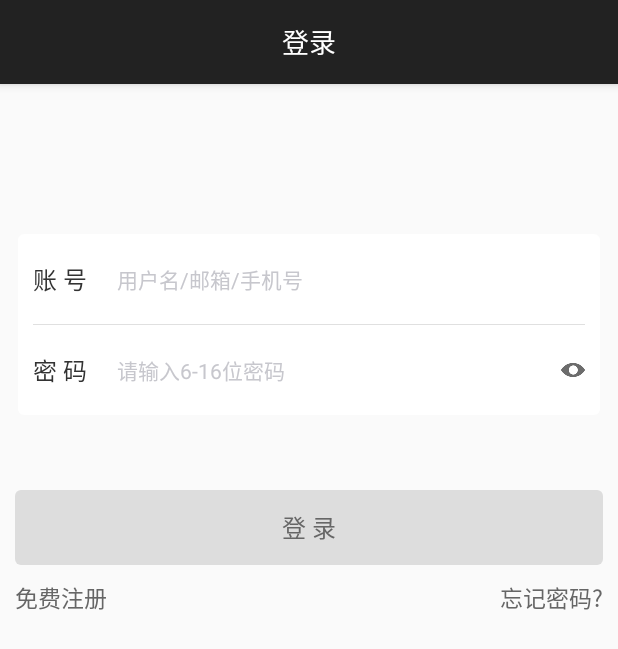
After one commit to xkdaq/android-one, an Android app: the layout activity_login.xml on its own in the app's theme, with its tools: preview values and no code run, on a phone screen of 412 x 824 dp. The commit adds this screen. Shown: the top 649 px of the screen. Run offline under Robolectric (Android 15) with nearby library versions, the phone set to English and light mode, and no system bars.

Commit message:
登录页面

```diff
--- /dev/null
+++ b/app/src/main/java/com/xuke/andoirdone/view/activity/LoginActivity.java
@@ -0,0 +1,24 @@
+package com.xuke.andoirdone.view.activity;
+
+import android.os.Bundle;
+
+import com.xuke.andoirdone.R;
+import com.zyw.horrarndoo.sdk.base.activity.BaseCompatActivity;
+
+/**
+ * Created by xuke on 2018/1/25.
+ */
+
+public class LoginActivity extends BaseCompatActivity {
+
+
+    @Override
+    protected int getLayoutId() {
+        return R.layout.activity_login;
+    }
+
+    @Override
+    protected void initView(Bundle savedInstanceState) {
+
+    }
+}
--- /dev/null
+++ b/app/src/main/res/drawable/shape_bg_finish.xml
@@ -0,0 +1,5 @@
+<?xml version="1.0" encoding="utf-8"?>
+<shape xmlns:android="http://schemas.android.com/apk/res/android">
+    <corners android:radius="4dp" />
+    <solid android:color="#dddddd" />
+</shape>
--- /dev/null
+++ b/app/src/main/res/drawable/shape_bg_round.xml
@@ -0,0 +1,5 @@
+<?xml version="1.0" encoding="utf-8"?>
+<shape xmlns:android="http://schemas.android.com/apk/res/android">
+    <corners android:radius="4dp" />
+    <solid android:color="#ffffff" />
+</shape>
--- /dev/null
+++ b/app/src/main/res/layout/activity_login.xml
@@ -0,0 +1,181 @@
+<?xml version="1.0" encoding="utf-8"?>
+<LinearLayout xmlns:android="http://schemas.android.com/apk/res/android"
+    xmlns:app="http://schemas.android.com/apk/res-auto"
+    xmlns:tools="http://schemas.android.com/tools"
+    android:layout_width="match_parent"
+    android:layout_height="match_parent"
+    android:fitsSystemWindows="true"
+    android:orientation="vertical"
+    tools:context="com.xuke.andoirdone.view.activity.MainActivity">
+
+    <android.support.design.widget.AppBarLayout
+        android:id="@+id/app_bar"
+        android:layout_width="match_parent"
+        android:layout_height="wrap_content"
+        android:fitsSystemWindows="true"
+        android:theme="@style/AppTheme.AppBarOverlay">
+
+        <android.support.v7.widget.Toolbar
+            android:id="@+id/toolbar"
+            android:layout_width="match_parent"
+            android:layout_height="?attr/actionBarSize"
+            android:layout_gravity="center"
+            android:background="@color/colorPrimary"
+            app:layout_scrollFlags="scroll|enterAlways"
+            app:popupTheme="@style/AppTheme.ToolbarPopupOverlay">
+
+            <TextView
+                android:layout_width="wrap_content"
+                android:layout_height="wrap_content"
+                android:layout_gravity="center"
+                android:text="登录"
+                android:textColor="@color/white"
+                android:textSize="18sp" />
+        </android.support.v7.widget.Toolbar>
+    </android.support.design.widget.AppBarLayout>
+
+    <RelativeLayout
+        android:layout_width="match_parent"
+        android:layout_height="wrap_content"
+        android:layout_marginBottom="50dp"
+        android:layout_marginLeft="12dp"
+        android:layout_marginRight="12dp"
+        android:layout_marginTop="100dp"
+        android:background="@drawable/shape_bg_round"
+        android:gravity="center_horizontal">
+
+        <LinearLayout
+            android:layout_width="match_parent"
+            android:layout_height="wrap_content"
+            android:orientation="vertical">
+
+            <LinearLayout
+                android:layout_width="match_parent"
+                android:layout_height="60dp"
+                android:gravity="center_vertical"
+                android:orientation="horizontal"
+                android:paddingLeft="10dp">
+
+                <TextView
+                    android:layout_width="wrap_content"
+                    android:layout_height="wrap_content"
+                    android:text="账 号"
+                    android:textColor="#333333"
+                    android:textSize="16sp" />
+
+                <EditText
+                    android:id="@+id/acount"
+                    android:layout_width="match_parent"
+                    android:layout_height="match_parent"
+                    android:layout_marginLeft="20dp"
+                    android:background="@null"
+                    android:hint="用户名/邮箱/手机号"
+                    android:textColor="#000000"
+                    android:textColorHint="#c7c7cd"
+                    android:textSize="14dp" />
+
+
+            </LinearLayout>
+
+            <View
+                android:layout_width="match_parent"
+                android:layout_height="1px"
+                android:layout_marginLeft="10dp"
+                android:layout_marginRight="10dp"
+                android:background="#e0e0e0" />
+
+            <LinearLayout
+                android:layout_width="match_parent"
+                android:layout_height="60dp"
+                android:gravity="center_vertical"
+                android:orientation="horizontal"
+                android:paddingLeft="10dp">
+
+                <TextView
+                    android:layout_width="wrap_content"
+                    android:layout_height="wrap_content"
+                    android:text="密 码"
+                    android:textColor="#333333"
+                    android:textSize="16sp" />
+
+                <EditText
+                    android:id="@+id/psw"
+                    android:layout_width="0dp"
+                    android:layout_height="match_parent"
+                    android:layout_marginLeft="20dp"
+                    android:layout_weight="1"
+                    android:background="@null"
+                    android:hint="请输入6-16位密码"
+                    android:inputType="textPassword"
+                    android:maxLength="16"
+                    android:singleLine="true"
+                    android:textColor="#000000"
+                    android:textColorHint="#c7c7cd"
+                    android:textSize="14sp" />
+
+
+                <RelativeLayout
+                    android:id="@+id/pswTypeRl"
+                    android:layout_width="wrap_content"
+                    android:layout_height="match_parent">
+
+                    <View
+                        android:id="@+id/pswTypeView"
+                        android:layout_width="16dp"
+                        android:layout_height="9dp"
+                        android:layout_centerInParent="true"
+                        android:layout_marginRight="20dp"
+                        android:background="@drawable/mima_dakaiyanjing" />
+                </RelativeLayout>
+
+            </LinearLayout>
+
+        </LinearLayout>
+
+
+    </RelativeLayout>
+
+    <TextView
+        android:id="@+id/tv_login"
+        android:layout_width="match_parent"
+        android:layout_height="50dp"
+        android:layout_marginLeft="10dp"
+        android:layout_marginRight="10dp"
+        android:background="@drawable/shape_bg_finish"
+        android:gravity="center"
+        android:text="登 录"
+        android:textColor="#666666"
+        android:textSize="16sp" />
+
+    <RelativeLayout
+        android:layout_width="match_parent"
+        android:layout_height="wrap_content"
+        android:layout_marginLeft="10dp"
+        android:layout_marginRight="10dp">
+
+        <TextView
+            android:id="@+id/tv_register"
+            android:layout_width="wrap_content"
+            android:layout_height="wrap_content"
+            android:paddingTop="10dp"
+            android:paddingBottom="10dp"
+            android:paddingRight="10dp"
+            android:textColor="#666666"
+            android:textSize="15sp"
+            android:text="免费注册" />
+
+        <TextView
+            android:id="@+id/tv_forget"
+            android:layout_width="wrap_content"
+            android:layout_height="wrap_content"
+            android:paddingTop="10dp"
+            android:paddingBottom="10dp"
+            android:layout_alignParentRight="true"
+            android:paddingLeft="10dp"
+            android:textColor="#666666"
+            android:textSize="15sp"
+            android:text="忘记密码?" />
+    </RelativeLayout>
+
+
+</LinearLayout>
--- a/app/src/main/res/layout/fragment_home_.xml
+++ b/app/src/main/res/layout/fragment_home_.xml
@@ -17,7 +17,7 @@
             android:id="@+id/toolbar"
             android:layout_width="match_parent"
             android:layout_height="?attr/actionBarSize"
-            android:background="?attr/colorPrimary"
+            android:background="@color/colorPrimary"
             app:layout_scrollFlags="scroll|enterAlways"
             app:popupTheme="@style/AppTheme.ToolbarPopupOverlay">
 
--- a/app/src/main/res/layout/fragment_movie_.xml
+++ b/app/src/main/res/layout/fragment_movie_.xml
@@ -20,7 +20,7 @@
             android:layout_width="match_parent"
             android:layout_height="?attr/actionBarSize"
             android:layout_gravity="center"
-            android:background="?attr/colorPrimary"
+            android:background="@color/colorPrimary"
             app:layout_scrollFlags="scroll|enterAlways"
             app:popupTheme="@style/AppTheme.ToolbarPopupOverlay">
 
--- a/app/src/main/res/layout/fragment_my_.xml
+++ b/app/src/main/res/layout/fragment_my_.xml
@@ -20,7 +20,7 @@
             android:layout_width="match_parent"
             android:layout_height="?attr/actionBarSize"
             android:layout_gravity="center"
-            android:background="?attr/colorPrimary"
+            android:background="@color/colorPrimary"
             app:layout_scrollFlags="scroll|enterAlways"
             app:popupTheme="@style/AppTheme.ToolbarPopupOverlay">
 
@@ -34,4 +34,16 @@
         </android.support.v7.widget.Toolbar>
     </android.support.design.widget.AppBarLayout>
 
+    <TextView
+        android:id="@+id/tv_login"
+        android:layout_width="wrap_content"
+        android:layout_height="wrap_content"
+        android:text="登 录"
+        android:textSize="16sp"
+        android:layout_gravity="center"
+        android:layout_marginTop="150dp"
+        android:padding="10dp"
+        android:background="@color/white"
+        />
+
 </LinearLayout>
--- a/app/src/main/res/values/colors.xml
+++ b/app/src/main/res/values/colors.xml
@@ -1,7 +1,7 @@
 <?xml version="1.0" encoding="utf-8"?>
 <resources>
-    <color name="colorPrimary">#03a9f4</color>
-    <color name="colorPrimaryDark">#03a9f4</color>
+    <color name="colorPrimary">#222222</color>
+    <color name="colorPrimaryDark">#222222</color>
     <color name="colorAccent">#FF4081</color>
 
     <!--页面背景的颜色-->
--- a/sdk/src/main/java/com/zyw/horrarndoo/sdk/base/activity/BaseCompatActivity.java
+++ b/sdk/src/main/java/com/zyw/horrarndoo/sdk/base/activity/BaseCompatActivity.java
@@ -55,7 +55,7 @@ public abstract class BaseCompatActivity extends SupportActivity {
     }
 
     private void init(Bundle savedInstanceState) {
-        setTheme(ThemeUtils.themeArr[SpUtils.getThemeIndex(this)][SpUtils.getNightModel(this) ? 1 : 0]);
+        //setTheme(ThemeUtils.themeArr[SpUtils.getThemeIndex(this)][SpUtils.getNightModel(this) ? 1 : 0]);
         setContentView(getLayoutId());
         ButterKnife.bind(this);
         StatusBarUtils.setTransparent(this);
--- a/sdk/src/main/res/values/colors.xml
+++ b/sdk/src/main/res/values/colors.xml
@@ -1,9 +1,9 @@
 <?xml version="1.0" encoding="utf-8"?>
 <resources>
     <!-- basic -->
-    <!-- 主色调 -->
+    <!-- 主色调 #03a9f4 -->
     <!--<color name="colorPrimary">#ffeeeeee</color>-->
-    <color name="colorPrimary">#03a9f4</color>
+    <color name="colorPrimary">#111111</color>
     <!-- 主题相关颜色 -->
     <color name="window_background_light">#ffeeeeee</color>
     <color name="window_background_dark">#ff303030</color>
```
Also changed, not shown: app/src/main/res/drawable/mima_dakaiyanjing.png (added), app/src/main/res/drawable/mima_guangbiyanjing.png (added).
